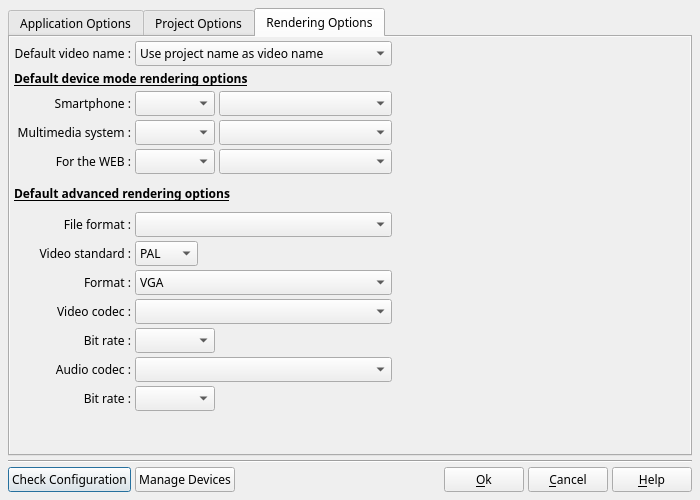
First picture: the form in src/ffDiaporama/DlgApplicationSettings.ui, repository boenki/ffdiaporama, before the edit.
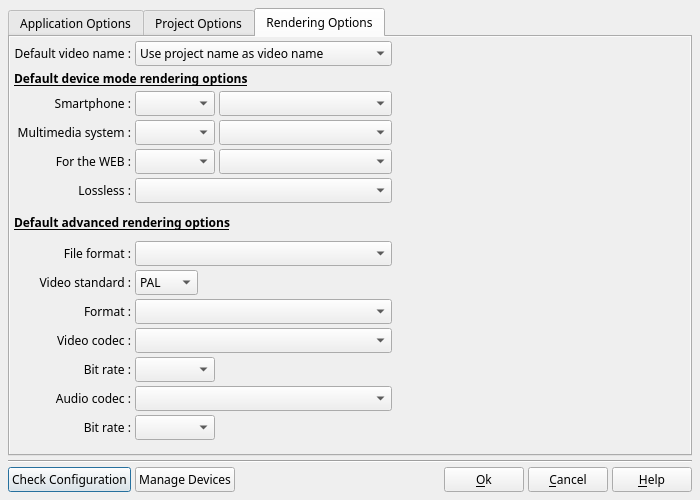
Second picture: the form after the edit. The open tabs and pages were chosen to show the change. Icons and pictures are not drawn.

```diff
--- a/src/ffDiaporama/DlgApplicationSettings.ui
+++ b/src/ffDiaporama/DlgApplicationSettings.ui
@@ -3341,28 +3341,8 @@
               <string>Select the default image format to use for the rendering among the proposed list. </string>
              </property>
              <property name="currentIndex">
-              <number>0</number>
+              <number>-1</number>
              </property>
-             <item>
-              <property name="text">
-               <string notr="true">VGA</string>
-              </property>
-             </item>
-             <item>
-              <property name="text">
-               <string notr="true">DVD</string>
-              </property>
-             </item>
-             <item>
-              <property name="text">
-               <string notr="true">720p</string>
-              </property>
-             </item>
-             <item>
-              <property name="text">
-               <string notr="true">1080p</string>
-              </property>
-             </item>
             </widget>
            </item>
            <item row="1" column="0">
@@ -3421,6 +3401,32 @@
              </property>
             </spacer>
            </item>
+           <item row="7" column="0">
+            <widget class="QLabel" name="label_35">
+             <property name="text">
+              <string>Lossless :</string>
+             </property>
+             <property name="alignment">
+              <set>Qt::AlignRight|Qt::AlignTrailing|Qt::AlignVCenter</set>
+             </property>
+            </widget>
+           </item>
+           <item row="7" column="1" colspan="2">
+            <widget class="QComboBox" name="LosslessSizeCombo">
+             <property name="sizePolicy">
+              <sizepolicy hsizetype="Expanding" vsizetype="Fixed">
+               <horstretch>0</horstretch>
+               <verstretch>0</verstretch>
+              </sizepolicy>
+             </property>
+             <property name="toolTip">
+              <string>Select the default image format to use for the rendering among the proposed list. </string>
+             </property>
+             <property name="currentIndex">
+              <number>-1</number>
+             </property>
+            </widget>
+           </item>
           </layout>
          </widget>
         </widget>
```
Left out of the diff: 3 changed lines with no effect on the pictures.
